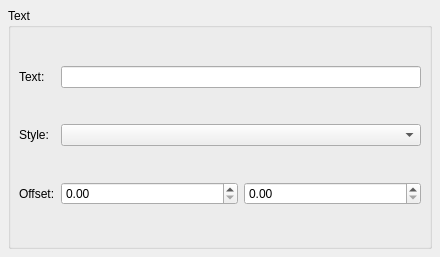
Before: the Qt Designer form mscore/mscore/text.ui in musescore/musescore-old, drawn with Qt 5.
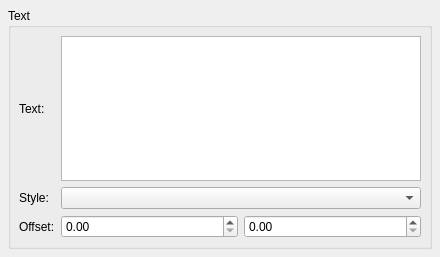
After: the same form once the commit is applied.

Diff of the .ui file:
```diff
--- a/mscore/mscore/text.ui
+++ b/mscore/mscore/text.ui
@@ -34,29 +34,39 @@
       <property name="margin" >
        <number>8</number>
       </property>
-      <property name="spacing" >
+      <property name="topMargin" >
+       <number>8</number>
+      </property>
+      <property name="rightMargin" >
+       <number>8</number>
+      </property>
+      <property name="bottomMargin" >
+       <number>8</number>
+      </property>
+      <property name="horizontalSpacing" >
+       <number>6</number>
+      </property>
+      <property name="verticalSpacing" >
        <number>6</number>
       </property>
       <item row="2" column="2" >
        <widget class="QDoubleSpinBox" name="yoffset" >
         <property name="maximum" >
-         <double>10000</double>
+         <double>10000.000000000000000</double>
         </property>
        </widget>
       </item>
       <item row="2" column="1" >
        <widget class="QDoubleSpinBox" name="xoffset" >
         <property name="maximum" >
-         <double>10000</double>
+         <double>10000.000000000000000</double>
         </property>
        </widget>
       </item>
       <item row="2" column="0" >
        <widget class="QLabel" name="label_3" >
         <property name="sizePolicy" >
-         <sizepolicy>
-          <hsizetype>4</hsizetype>
-          <vsizetype>5</vsizetype>
+         <sizepolicy vsizetype="Preferred" hsizetype="Maximum" >
           <horstretch>0</horstretch>
           <verstretch>0</verstretch>
          </sizepolicy>
@@ -72,9 +82,7 @@
       <item row="0" column="0" >
        <widget class="QLabel" name="label" >
         <property name="sizePolicy" >
-         <sizepolicy>
-          <hsizetype>4</hsizetype>
-          <vsizetype>5</vsizetype>
+         <sizepolicy vsizetype="Preferred" hsizetype="Maximum" >
           <horstretch>0</horstretch>
           <verstretch>0</verstretch>
          </sizepolicy>
@@ -90,9 +98,7 @@
       <item row="1" column="0" >
        <widget class="QLabel" name="label_2" >
         <property name="sizePolicy" >
-         <sizepolicy>
-          <hsizetype>4</hsizetype>
-          <vsizetype>5</vsizetype>
+         <sizepolicy vsizetype="Preferred" hsizetype="Maximum" >
           <horstretch>0</horstretch>
           <verstretch>0</verstretch>
          </sizepolicy>
@@ -108,9 +114,7 @@
       <item row="1" column="1" colspan="2" >
        <widget class="QComboBox" name="style" >
         <property name="sizePolicy" >
-         <sizepolicy>
-          <hsizetype>7</hsizetype>
-          <vsizetype>0</vsizetype>
+         <sizepolicy vsizetype="Fixed" hsizetype="Expanding" >
           <horstretch>0</horstretch>
           <verstretch>0</verstretch>
          </sizepolicy>
@@ -118,7 +122,7 @@
        </widget>
       </item>
       <item row="0" column="1" colspan="2" >
-       <widget class="QLineEdit" name="text" />
+       <widget class="QTextEdit" name="text" />
       </item>
      </layout>
     </widget>
```
Left out of the diff: 21 changed lines with no effect on the pictures.
